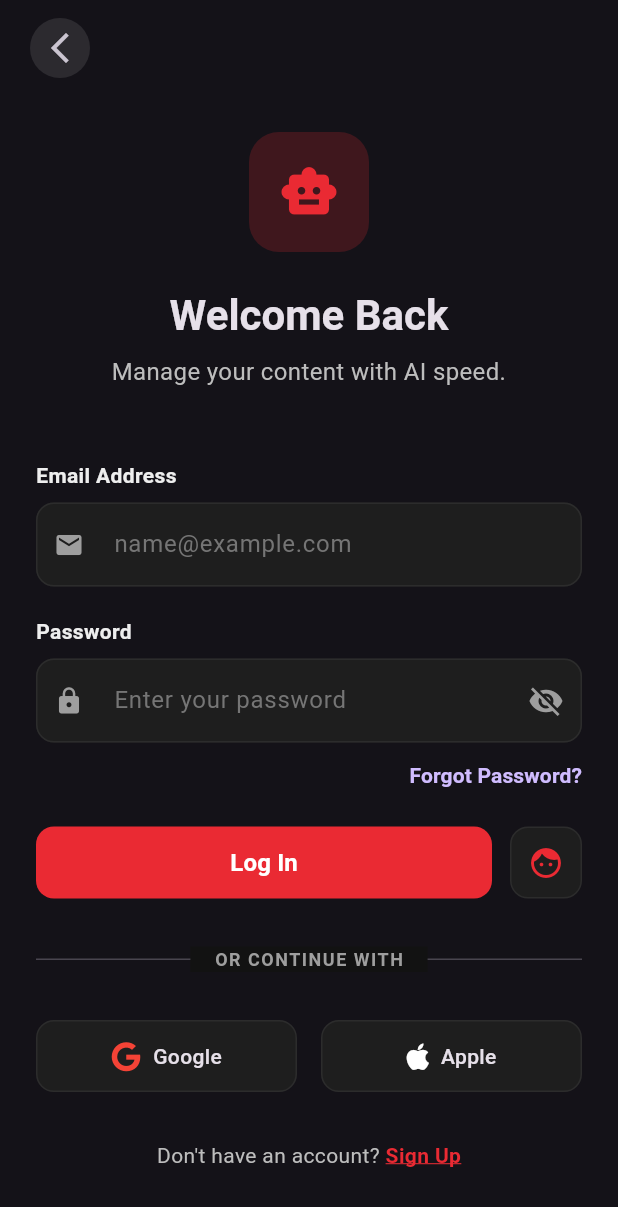
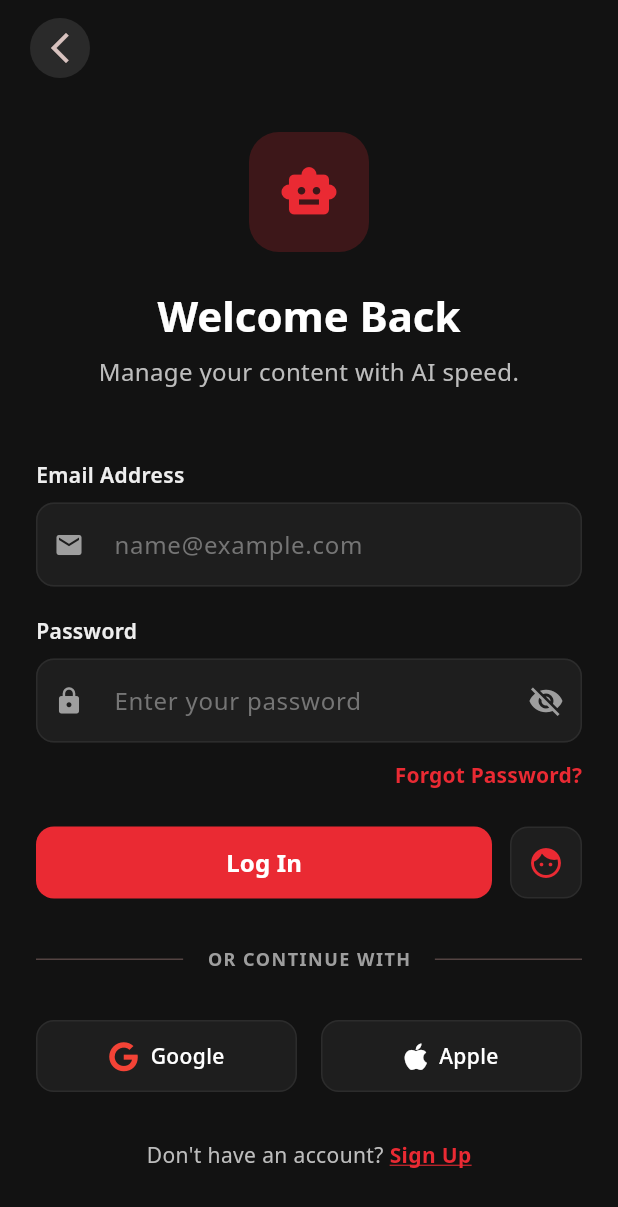
Before and after one commit to rajveergoudxd/VextraLabs, a Flutter app: the screen it shows after launch, after a tap on "Log In", on a phone screen of 412 x 824 dp. Shown: the top 1207 px of the screen. Run offline on Flutter 3.47's test engine with Material 3 defaults, Android fonts, the phone set to English and light mode, and no system bars; our stand-ins replace cached_network_image, dio, emoji_picker_flutter, firebase_core, firebase_messaging, flutter_animate and 10 more; missing offline and left inert: flutter_web_auth_2, photo_manager; accounts and stored records are empty; network calls fail.

Commit message:
updating transaction control and concurrency mechanisms and also implementing new themes.

```diff
--- a/acms_app/lib/main.dart
+++ b/acms_app/lib/main.dart
@@ -2,6 +2,7 @@ import 'package:flutter/material.dart';
 import 'package:go_router/go_router.dart';
 import 'package:provider/provider.dart';
 import 'package:acms_app/theme/theme_manager.dart';
+import 'package:acms_app/theme/app_theme.dart';
 import 'package:firebase_core/firebase_core.dart';
 import 'package:acms_app/providers/creation_provider.dart';
 import 'package:acms_app/providers/auth_provider.dart';
@@ -426,8 +427,8 @@ class AcmsApp extends StatelessWidget {
 
     return MaterialApp.router(
       title: 'Vextra',
-      theme: ThemeData.light(),
-      darkTheme: ThemeData.dark(),
+      theme: AppTheme.lightTheme(themeManager.themeColor),
+      darkTheme: AppTheme.darkTheme(themeManager.themeColor),
       themeMode: themeManager.themeMode,
       routerConfig: _router,
       debugShowCheckedModeBanner: false,
--- a/acms_app/lib/services/settings_service.dart
+++ b/acms_app/lib/services/settings_service.dart
@@ -17,6 +17,7 @@ class SettingsService {
     bool? pushNotificationsEnabled,
     bool? emailNotificationsEnabled,
     String? themePreference,
+    String? themeColor,
   }) async {
     try {
       final response = await _dio.put(
@@ -27,6 +28,7 @@ class SettingsService {
           if (emailNotificationsEnabled != null)
             'email_notifications_enabled': emailNotificationsEnabled,
           if (themePreference != null) 'theme_preference': themePreference,
+          if (themeColor != null) 'theme_color': themeColor,
         },
       );
       return response.data;
--- a/acms_app/lib/theme/app_theme.dart
+++ b/acms_app/lib/theme/app_theme.dart
@@ -34,16 +34,38 @@ class AppTextStyles {
 }
 
 class AppTheme {
-  static ThemeData get lightTheme {
+  static const Map<String, Color> themeColors = {
+    'red': Color(0xFFea2a33),
+    'blue': Color(0xFF2563EB),
+    'green': Color(0xFF059669),
+    'purple': Color(0xFF7C3AED),
+    'orange': Color(0xFFEA580C),
+    'pink': Color(0xFFDB2777),
+  };
+
+  static ThemeData lightTheme(String colorKey) {
+    final primary = themeColors[colorKey] ?? themeColors['red']!;
+
     return ThemeData(
       useMaterial3: true,
       scaffoldBackgroundColor: AppColors.backgroundLight,
-      colorScheme: const ColorScheme.light(
-        primary: AppColors.primary,
+      colorScheme: ColorScheme.fromSeed(
+        seedColor: primary,
+        brightness: Brightness.light,
         surface: AppColors.surfaceLight,
         onSurface: AppColors.textMain,
+      ).copyWith(primary: primary),
+      fontFamily: GoogleFonts.notoSans().fontFamily,
+      appBarTheme: AppBarTheme(
+        backgroundColor: Colors.transparent,
+        elevation: 0,
+        iconTheme: const IconThemeData(color: AppColors.textMain),
+        titleTextStyle: AppTextStyles.display.copyWith(
+          color: AppColors.textMain,
+          fontSize: 20,
+          fontWeight: FontWeight.bold,
+        ),
       ),
-      fontFamily: GoogleFonts.notoSans().fontFamily,
       textTheme: TextTheme(
         displayLarge: AppTextStyles.display.copyWith(
           fontWeight: FontWeight.bold,
@@ -59,17 +81,29 @@ class AppTheme {
     );
   }
 
-  static ThemeData get darkTheme {
+  static ThemeData darkTheme(String colorKey) {
+    final primary = themeColors[colorKey] ?? themeColors['red']!;
+
     return ThemeData(
       useMaterial3: true,
       scaffoldBackgroundColor: AppColors.backgroundDark,
-      colorScheme: const ColorScheme.dark(
-        primary: AppColors.primary,
-        surface: AppColors.backgroundDark, // Was background
-        onPrimary: Colors.white,
+      colorScheme: ColorScheme.fromSeed(
+        seedColor: primary,
+        brightness: Brightness.dark,
+        surface: AppColors.backgroundDark,
         onSurface: Colors.white,
+      ).copyWith(primary: primary, onPrimary: Colors.white),
+      fontFamily: GoogleFonts.notoSans().fontFamily,
+      appBarTheme: AppBarTheme(
+        backgroundColor: Colors.transparent,
+        elevation: 0,
+        iconTheme: const IconThemeData(color: Colors.white),
+        titleTextStyle: AppTextStyles.display.copyWith(
+          color: Colors.white,
+          fontSize: 20,
+          fontWeight: FontWeight.bold,
+        ),
       ),
-      fontFamily: GoogleFonts.notoSans().fontFamily,
       textTheme: TextTheme(
         displayLarge: AppTextStyles.display.copyWith(
           fontWeight: FontWeight.bold,
--- a/acms_app/lib/theme/theme_manager.dart
+++ b/acms_app/lib/theme/theme_manager.dart
@@ -4,7 +4,10 @@ class ThemeManager extends ChangeNotifier {
   // Default to dark theme
   ThemeMode _themeMode = ThemeMode.dark;
 
+  String _themeColor = 'red';
+
   ThemeMode get themeMode => _themeMode;
+  String get themeColor => _themeColor;
 
   bool get isDarkMode {
     if (_themeMode == ThemeMode.system) {
@@ -25,6 +28,13 @@ class ThemeManager extends ChangeNotifier {
       notifyListeners();
     }
   }
+
+  void setThemeColor(String color) {
+    if (_themeColor != color) {
+      _themeColor = color;
+      notifyListeners();
+    }
+  }
 }
 
 final themeManager = ThemeManager();
```
Also changed, not shown: acms_app/lib/providers/settings_provider.dart (+22 -0 lines), acms_app/lib/screens/settings/settings_screen.dart (+99 -0 lines), 6 other files.
